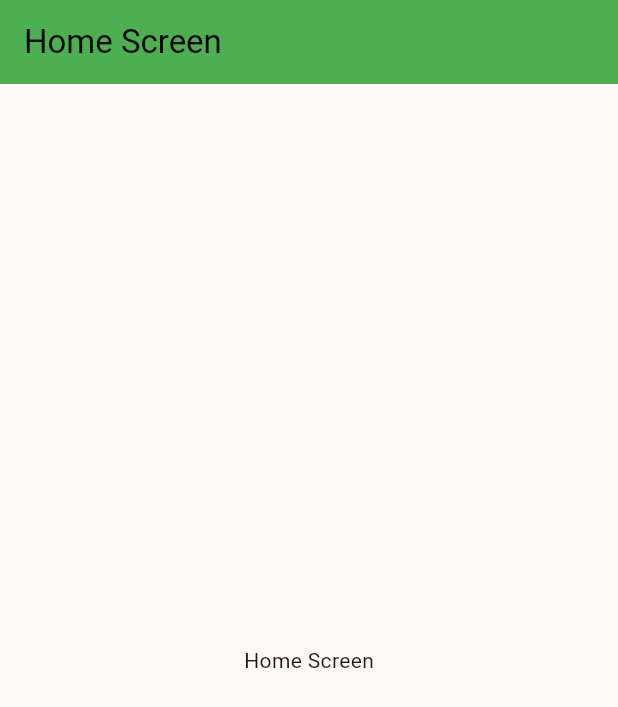
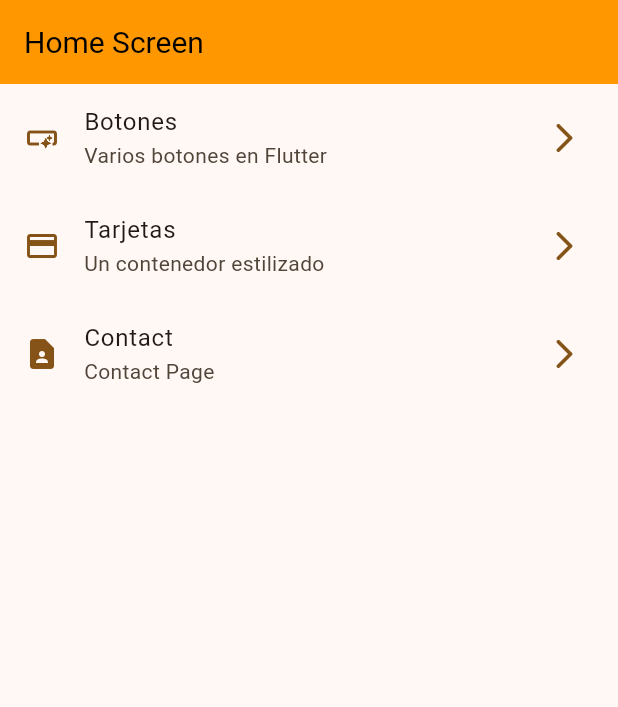
Before and after one commit to Assassins1432/widgets_app, a Flutter app: the screen it shows after launch, on a phone screen of 412 x 824 dp. Shown: the top 707 px of the screen. Run offline on Flutter 3.47's test engine with Material 3 defaults, Android fonts, the phone set to English and light mode, and no system bars.

Commit message:
HomeScreen Implementado

```diff
--- a/lib/config/menu/menu_items.dart
+++ b/lib/config/menu/menu_items.dart
@@ -12,8 +12,9 @@ class MenuItem {
     required this.link,
     required this.icon,
   });
+}
 
-  static const appMenuItems = <MenuItem>[
+const appMenuItems = <MenuItem>[
   MenuItem(
     title: 'Botones',
     subTitle: 'Varios botones en Flutter',
@@ -33,4 +34,3 @@ class MenuItem {
     icon: Icons.contact_page,
   ),
 ];
-}
--- a/lib/config/theme/app_theme.dart
+++ b/lib/config/theme/app_theme.dart
@@ -22,13 +22,31 @@ class AppTheme {
         assert(selectedColor < colorList.length,
             'selectedColor must be less or equal than ${colorList.length - 1}');
 
-  ThemeData getTheme() => ThemeData(
-        useMaterial3: true,
-        colorSchemeSeed: colorList[selectedColor],
-        appBarTheme: const AppBarTheme(
-          centerTitle: false,
-          backgroundColor: Colors.green,
-          foregroundColor: Colors.black,
+  bool isDarkColor(Color color) {
+    double darkness = 1 -
+        (0.299 * color.red + 0.587 * color.green + 0.114 * color.blue) / 255;
+    return darkness >= 0.5;
+  }
+
+  ThemeData getTheme() {
+    final Color selectedColorValue = colorList[selectedColor];
+    final bool isDark = isDarkColor(selectedColorValue);
+
+    return ThemeData(
+      useMaterial3: true,
+      colorSchemeSeed: selectedColorValue,
+      splashColor: selectedColorValue,
+      appBarTheme: AppBarTheme(
+        centerTitle: false,
+        color: selectedColorValue,
+        titleTextStyle: TextStyle(
+          color: isDark ? Colors.white : Colors.black,
+          fontSize: 20,
         ),
-      );
+        iconTheme: IconThemeData(
+          color: isDark ? Colors.white : Colors.black,
+        ),
+      ),
+    );
+  }
 }
--- a/lib/main.dart
+++ b/lib/main.dart
@@ -13,7 +13,7 @@ class MainApp extends StatelessWidget {
   Widget build(BuildContext context) {
     return MaterialApp(
       debugShowCheckedModeBanner: false,
-      theme: AppTheme(selectedColor: 8).getTheme(),
+      theme: AppTheme(selectedColor: 4).getTheme(),
       home: const HomeScreen(),
     );
   }
--- a/lib/presentation/screens/home/home_screen.dart
+++ b/lib/presentation/screens/home/home_screen.dart
@@ -1,4 +1,5 @@
 import 'package:flutter/material.dart';
+import 'package:widgets_app/config/menu/menu_items.dart';
 
 class HomeScreen extends StatelessWidget {
   const HomeScreen({super.key});
@@ -9,14 +10,50 @@ class HomeScreen extends StatelessWidget {
       appBar: AppBar(
         title: const Text('Home Screen'),
       ),
-      body: const Center(
-        child: Column(
-          mainAxisAlignment: MainAxisAlignment.center,
-          children: <Widget>[
-            Text('Home Screen'),
-          ],
-        ),
-      ),
+      body: const _HomeView(),
     );
   }
 }
+
+class _HomeView extends StatelessWidget {
+  const _HomeView();
+
+  @override
+  Widget build(BuildContext context) {
+    return ListView.builder(
+      itemCount: appMenuItems.length,
+      itemBuilder: (context, index) {
+        final menuItem = appMenuItems[index];
+        return _CustomListTile(menuItem: menuItem);
+      },
+    );
+  }
+}
+
+class _CustomListTile extends StatelessWidget {
+  const _CustomListTile({
+    required this.menuItem,
+  });
+
+  final MenuItem menuItem;
+
+  @override
+  Widget build(BuildContext context) {
+    final colors = Theme.of(context).colorScheme;
+    return ListTile(
+      title: Text(menuItem.title),
+      subtitle: Text(menuItem.subTitle),
+      trailing: Icon(
+        Icons.arrow_forward_ios_rounded,
+        color: colors.primary,
+      ),
+      leading: Icon(
+        menuItem.icon,
+        color: colors.primary,
+      ),
+      onTap: () {
+        //TODO: Implement navigation
+      },
+    );
+  }
+}
```
Lines whose indentation alone changed are shown as unchanged.
